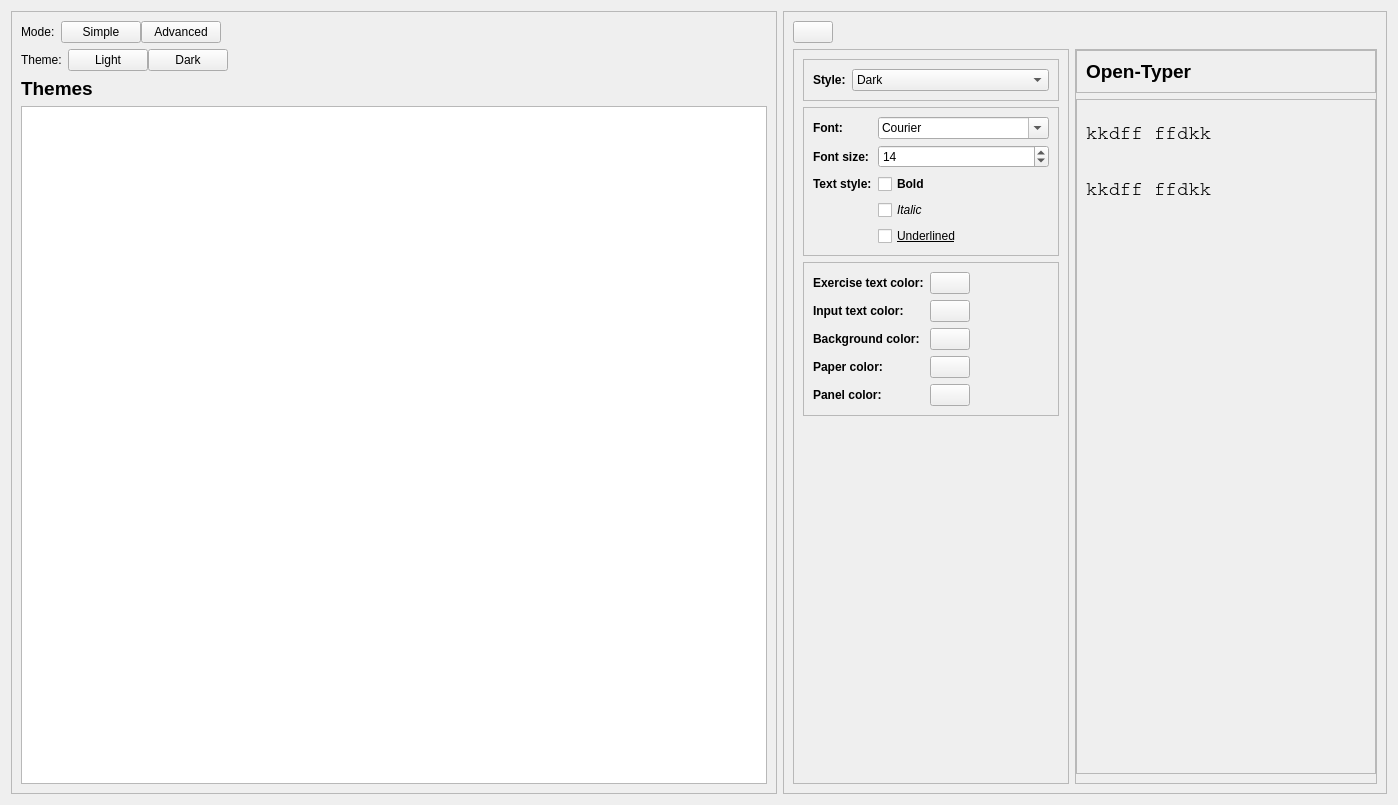
Old version of the form ui/options/appearance.ui in the repository Open-Typer/Open-Typer.
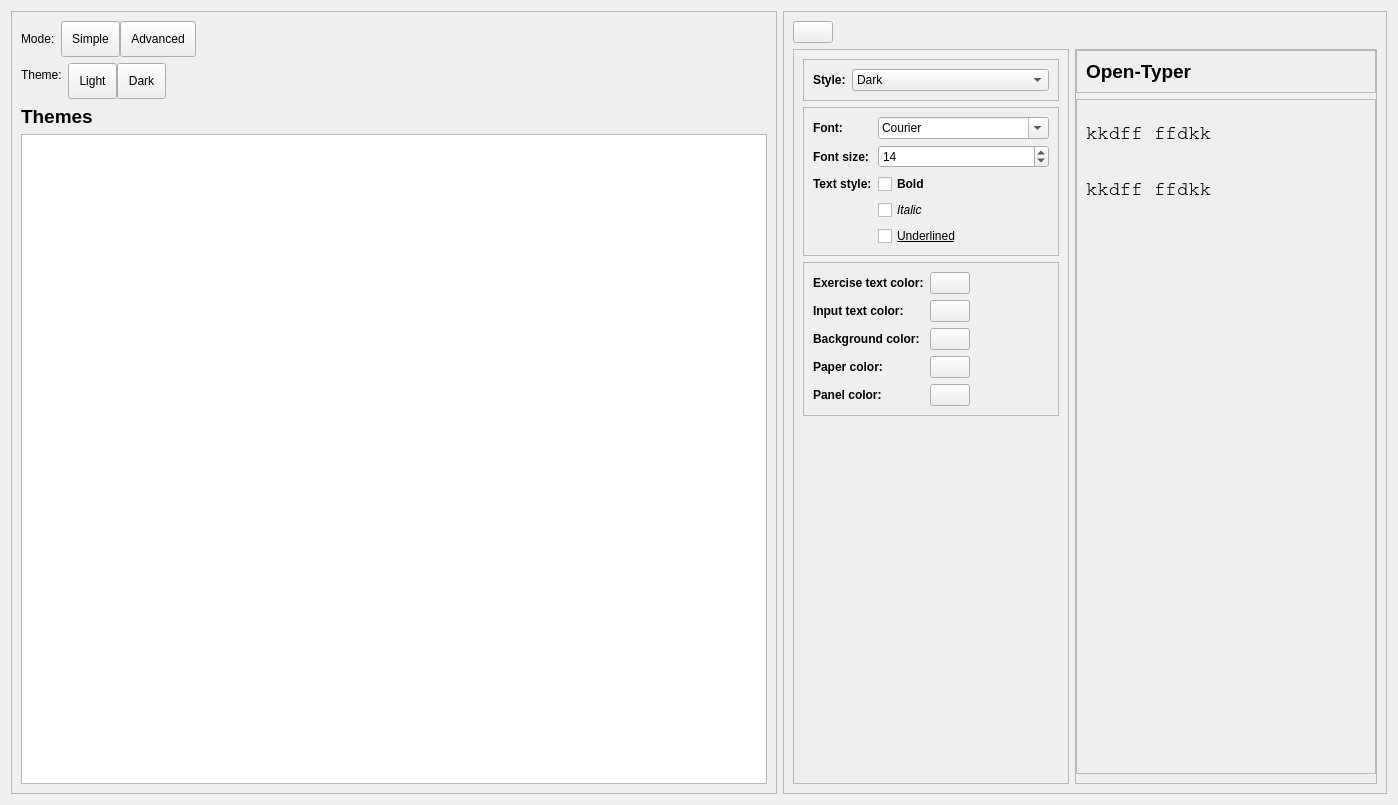
New version of the form. Icons and pictures are not drawn.

Commit message: options: appearance: Make checkable buttons bigger

Diff of the .ui file:
```diff
--- a/ui/options/appearance.ui
+++ b/ui/options/appearance.ui
@@ -161,6 +161,9 @@
             </property>
             <item>
              <widget class="QPushButton" name="lightThemeButton">
+              <property name="styleSheet">
+               <string notr="true">padding: 10px 10px 10px 10px;</string>
+              </property>
               <property name="text">
                <string>Light</string>
               </property>
@@ -174,6 +177,9 @@
             </item>
             <item>
              <widget class="QPushButton" name="darkThemeButton">
+              <property name="styleSheet">
+               <string notr="true">padding: 10px 10px 10px 10px;</string>
+              </property>
               <property name="text">
                <string>Dark</string>
               </property>
@@ -251,6 +257,9 @@
             </property>
             <item>
              <widget class="QPushButton" name="simpleModeButton">
+              <property name="styleSheet">
+               <string notr="true">padding: 10px 10px 10px 10px;</string>
+              </property>
               <property name="text">
                <string extracomment="Simple customization mode">Simple</string>
               </property>
@@ -264,6 +273,9 @@
             </item>
             <item>
              <widget class="QPushButton" name="advancedModeButton">
+              <property name="styleSheet">
+               <string notr="true">padding: 10px 10px 10px 10px;</string>
+              </property>
               <property name="text">
                <string extracomment="Advanced customization mode">Advanced</string>
               </property>
```
